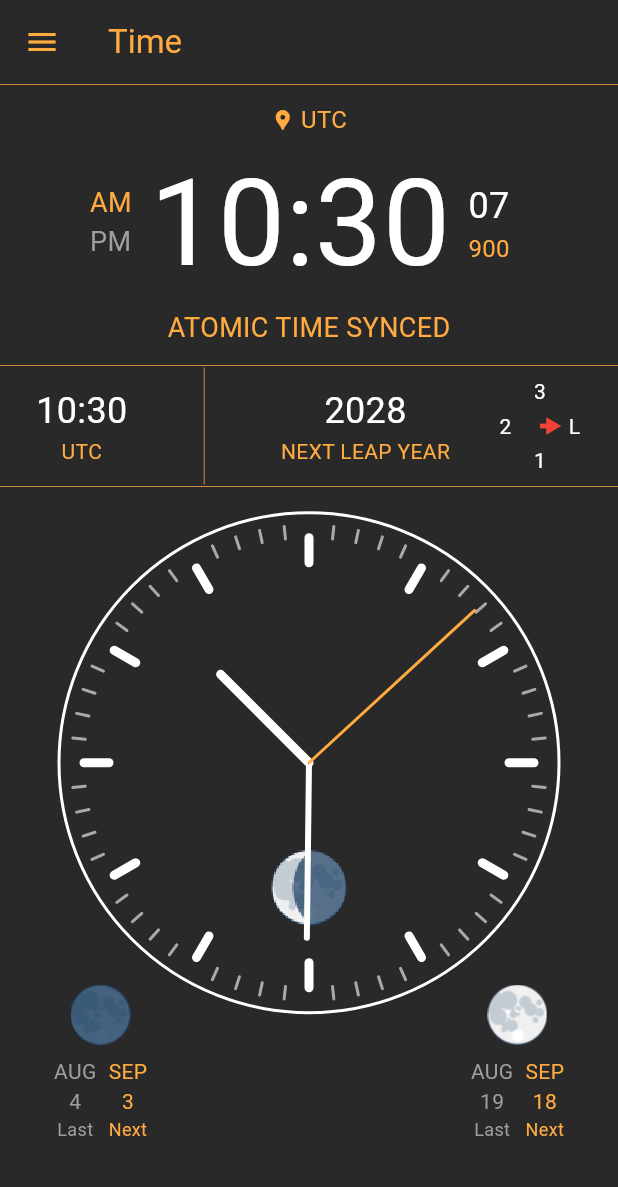
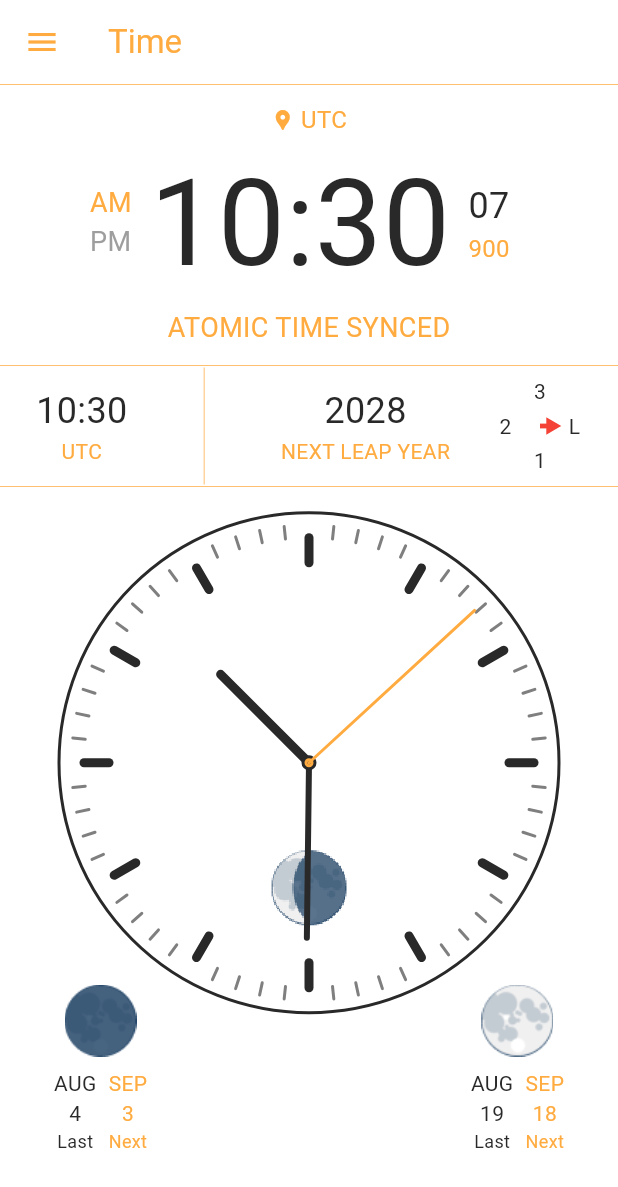
Before and after one commit to olumuyiwaa/clock, a Flutter app: the screen it shows after launch, on a phone screen of 412 x 824 dp. Shown: the top 1187 px of the screen. Run offline on Flutter 3.47's test engine with Material 3 defaults, Android fonts, the phone set to English and light mode, and no system bars.

Commit message:
"Updated color scheme: replaced Colors.white with Color(0xFF2A292A) in various components, including analog clock, bottom cards, leap year compass, and main clock UI."

```diff
--- a/lib/components/bottom_cards.dart
+++ b/lib/components/bottom_cards.dart
@@ -24,8 +24,8 @@ class BottomCards extends StatelessWidget {
     return Column(
       children: [
         Image(
-          height: 40,
-          width: 40,
+          height: 48,
+          width: 48,
           image: AssetImage('assets/$icon'),
         ),
         SizedBox(height: 8),
@@ -35,16 +35,16 @@ class BottomCards extends StatelessWidget {
               children: [
                 Text(
                   lastMonth,
-                  style: TextStyle(color: Colors.grey, fontSize: 14),
+                  style: TextStyle(color: Color(0xFF2A292A), fontSize: 14),
                 ),
                 Text(
                   lastDay,
-                  style: TextStyle(color: Colors.grey, fontSize: 14),
+                  style: TextStyle(color: Color(0xFF2A292A), fontSize: 14),
                 ),
                 Text(
                   lastTitle,
                   textAlign: TextAlign.center,
-                  style: TextStyle(color: Colors.grey, fontSize: 12),
+                  style: TextStyle(color: Color(0xFF2A292A), fontSize: 12),
                 ),
               ],
             ),
--- a/lib/components/leap_year_compass.dart
+++ b/lib/components/leap_year_compass.dart
@@ -24,7 +24,7 @@ class LeapYearCompassPainter extends CustomPainter {
   @override
   void paint(Canvas canvas, Size size) {
     final Paint paint = Paint()
-      ..color = Colors.white
+      ..color = Color(0xFF2A292A)
       ..style = PaintingStyle.stroke
       ..strokeWidth = 3.2;
 
@@ -32,7 +32,7 @@ class LeapYearCompassPainter extends CustomPainter {
     final double centerY = size.height / 2;
     final double radius = min(centerX, centerY) - 17;
 
-    const double angleIncrement = 2 * pi / 4; // 4 points (1, 2, 3, L)
+    const double angleIncrement = 2 * pi / 4; // 4 points (L, 1, 2, 3)
     final List<String> points = ['L', '1', '2', '3'];
 
     // Determine the pointer angle based on the year
@@ -53,7 +53,7 @@ class LeapYearCompassPainter extends CustomPainter {
       final TextPainter textPainter = TextPainter(
         text: TextSpan(
           text: points[i],
-          style: TextStyle(color: Colors.white, fontSize: 14),
+          style: TextStyle(color: Color(0xFF2A292A), fontSize: 14),
         ),
         textAlign: TextAlign.center,
         textDirection: TextDirection.ltr,
@@ -71,7 +71,7 @@ class LeapYearCompassPainter extends CustomPainter {
     while (!isLeapYear(year - yearsSinceLeap)) {
       yearsSinceLeap++;
     }
-    return yearsSinceLeap % 4; // To map it between 0 to 3
+    return yearsSinceLeap % 4; // Map it between 0 to 3
   }
 
   // Draw the pointer with an arrowhead
--- a/lib/main.dart
+++ b/lib/main.dart
@@ -188,9 +188,9 @@ class _ClockState extends State<Clock> {
             'Time',
             style: TextStyle(color: Colors.orangeAccent),
           ),
-          backgroundColor: const Color(0xFF2A292A),
+          backgroundColor: Colors.white,
         ),
-        backgroundColor: const Color(0xFF2A292A),
+        backgroundColor: Colors.white,
         body: Column(
           children: [
             Container(
@@ -238,7 +238,7 @@ class _ClockState extends State<Clock> {
                           Text(
                             "${_currentTime.hour.toString().padLeft(2, '0')}:${_currentTime.minute.toString().padLeft(2, '0')}",
                             style: const TextStyle(
-                              color: Colors.white,
+                              color: Color(0xFF2A292A),
                               fontSize: 80,
                             ),
                           ),
@@ -254,7 +254,7 @@ class _ClockState extends State<Clock> {
                                       .toString()
                                       .padLeft(2, '0'),
                                   style: const TextStyle(
-                                    color: Colors.white,
+                                    color: Color(0xFF2A292A),
                                     fontSize: 24,
                                   ),
                                 ),
@@ -301,7 +301,7 @@ class _ClockState extends State<Clock> {
                             Text(
                               "${_currentTime.toUtc().hour.toString().padLeft(2, '0')}:${_currentTime.toUtc().minute.toString().padLeft(2, '0')}",
                               style: const TextStyle(
-                                color: Colors.white,
+                                color: Color(0xFF2A292A),
                                 fontSize: 24,
                               ),
                             ),
@@ -328,7 +328,7 @@ class _ClockState extends State<Clock> {
                                 Text(
                                   "${_getNextLeapYear(DateTime.now().year + 1)}",
                                   style: const TextStyle(
-                                    color: Colors.white,
+                                    color: Color(0xFF2A292A),
                                     fontSize: 24,
                                   ),
                                 ),
```
Also changed, not shown: lib/components/analog_clock.dart (+8 -4 lines).
